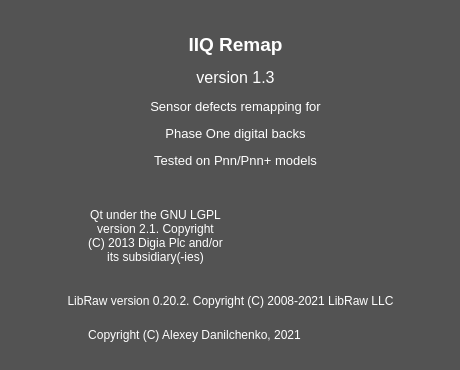
Old version of the form IIQRemap/common/about.ui in the repository Alexey-Danilchenko/PhaseOne-IIQ-Tools.
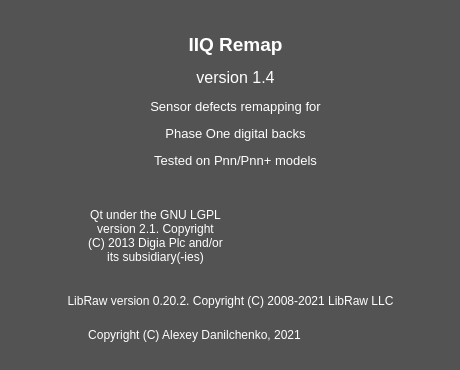
New version of the form. Icons and pictures are not drawn.

Patch:
```diff
--- a/IIQRemap/common/about.ui
+++ b/IIQRemap/common/about.ui
@@ -175,7 +175,7 @@
     <cursorShape>PointingHandCursor</cursorShape>
    </property>
    <property name="text">
-    <string>&lt;html&gt;&lt;head/&gt;&lt;body&gt;&lt;p align=&quot;center&quot;&gt;&lt;span style=&quot; font-size:14pt; font-weight:600;&quot;&gt;IIQ Remap&lt;/span&gt;&lt;/p&gt;&lt;p align=&quot;center&quot;&gt;&lt;span style=&quot; font-size:12pt;&quot;&gt;version 1.3&lt;/span&gt;&lt;/p&gt;&lt;p align=&quot;center&quot;&gt;&lt;span style=&quot; font-size:10pt;&quot;&gt;Sensor defects remapping for&lt;/span&gt;&lt;/p&gt;&lt;p align=&quot;center&quot;&gt;&lt;span style=&quot; font-size:10pt;&quot;&gt;Phase One digital backs&lt;/span&gt;&lt;/p&gt;&lt;p align=&quot;center&quot;&gt;&lt;span style=&quot; font-size:10pt;&quot;&gt;Tested on Pnn/Pnn+ models&lt;/span&gt;&lt;/p&gt;&lt;/body&gt;&lt;/html&gt;</string>
+    <string>&lt;html&gt;&lt;head/&gt;&lt;body&gt;&lt;p align=&quot;center&quot;&gt;&lt;span style=&quot; font-size:14pt; font-weight:600;&quot;&gt;IIQ Remap&lt;/span&gt;&lt;/p&gt;&lt;p align=&quot;center&quot;&gt;&lt;span style=&quot; font-size:12pt;&quot;&gt;version 1.4&lt;/span&gt;&lt;/p&gt;&lt;p align=&quot;center&quot;&gt;&lt;span style=&quot; font-size:10pt;&quot;&gt;Sensor defects remapping for&lt;/span&gt;&lt;/p&gt;&lt;p align=&quot;center&quot;&gt;&lt;span style=&quot; font-size:10pt;&quot;&gt;Phase One digital backs&lt;/span&gt;&lt;/p&gt;&lt;p align=&quot;center&quot;&gt;&lt;span style=&quot; font-size:10pt;&quot;&gt;Tested on Pnn/Pnn+ models&lt;/span&gt;&lt;/p&gt;&lt;/body&gt;&lt;/html&gt;</string>
    </property>
    <property name="alignment">
     <set>Qt::AlignLeading|Qt::AlignLeft|Qt::AlignVCenter</set>
```
